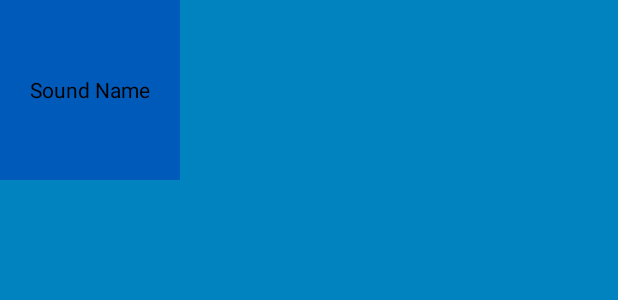
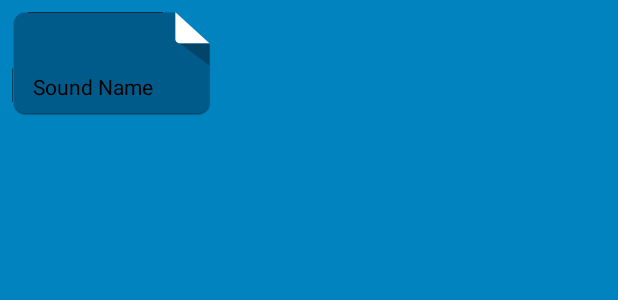
Before and after one commit to rockwellwindsor/beatbox, an Android app: the layout list_item_sound.xml on its own in the app's theme, with its tools: preview values and no code run, on a phone screen of 412 x 824 dp. Shown: the top 300 px of the screen. Run offline under Robolectric (Android 15) with nearby library versions, the phone set to English and light mode, and no system bars.

Commit message:
Development:Finishes Chapter 21 and the BeatBox application

```diff
--- /dev/null
+++ b/app/src/main/res/drawable/button_beat_box.xml
@@ -0,0 +1,5 @@
+<?xml version="1.0" encoding="utf-8"?>
+<selector xmlns:android="http://schemas.android.com/apk/res/android">
+    <item android:drawable="@drawable/ic_button_beat_box_pressed" android:state_pressed="true" />
+    <item android:drawable="@drawable/ic_button_beat_box_default" />
+</selector>
--- a/app/src/main/res/layout/list_item_sound.xml
+++ b/app/src/main/res/layout/list_item_sound.xml
@@ -1,10 +1,18 @@
-<?xml version="1.0" encoding="utf-8"?>
-<Button
+<FrameLayout
     xmlns:android="http://schemas.android.com/apk/res/android"
     xmlns:tools="http://schemas.android.com/tools"
-    android:id="@+id/list_item_sound_button"
-    style="@style/BeatBoxButton"
-    android:layout_height="120dp"
-    android:layout_width="120dp"
-    android:layout_marginBottom="25dp"
-    tools:text="Sound Name" />
+    android:layout_margin="8dp"
+    android:layout_width="wrap_content"
+    android:layout_height="wrap_content">
+
+    <Button
+        xmlns:android="http://schemas.android.com/apk/res/android"
+        xmlns:tools="http://schemas.android.com/tools"
+        android:id="@+id/list_item_sound_button"
+        style="@style/BeatBoxButton"
+        android:layout_height="match_parent"
+        android:layout_width="match_parent"
+        android:layout_gravity="center"
+        tools:text="Sound Name" />
+
+</FrameLayout>
--- a/app/src/main/res/values/styles.xml
+++ b/app/src/main/res/values/styles.xml
@@ -12,7 +12,7 @@
     </style>
 
     <style name="BeatBoxButton" parent="android:style/Widget.Button">
-        <item name="android:background">@color/dark_blue</item>
+        <item name="android:background">@drawable/button_beat_box</item>
     </style>
 
 </resources>
```
Also changed, not shown: app/src/main/res/drawable/button_beat_box_normal.xml (added, +9 -0 lines), app/src/main/res/drawable/button_beat_box_pressed.xml (added, +18 -0 lines), app/src/main/res/drawable-xxhdpi/ic_button_beat_box_default.9.png (added), app/src/main/res/drawable-xxhdpi/ic_button_beat_box_pressed.9.png (added).
